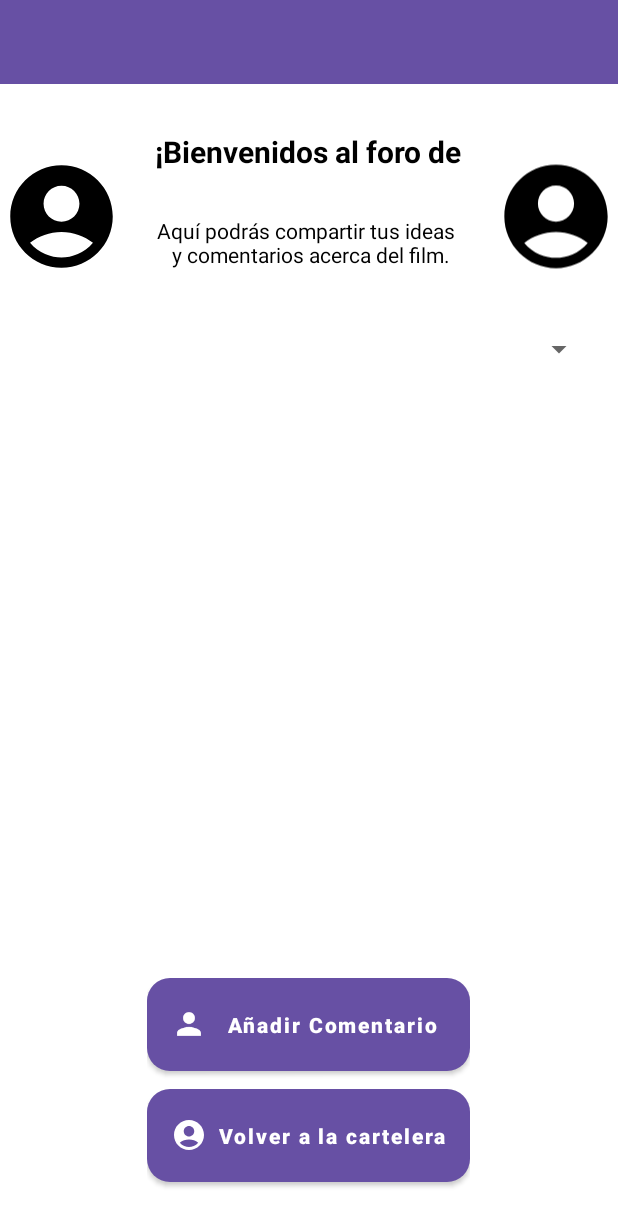
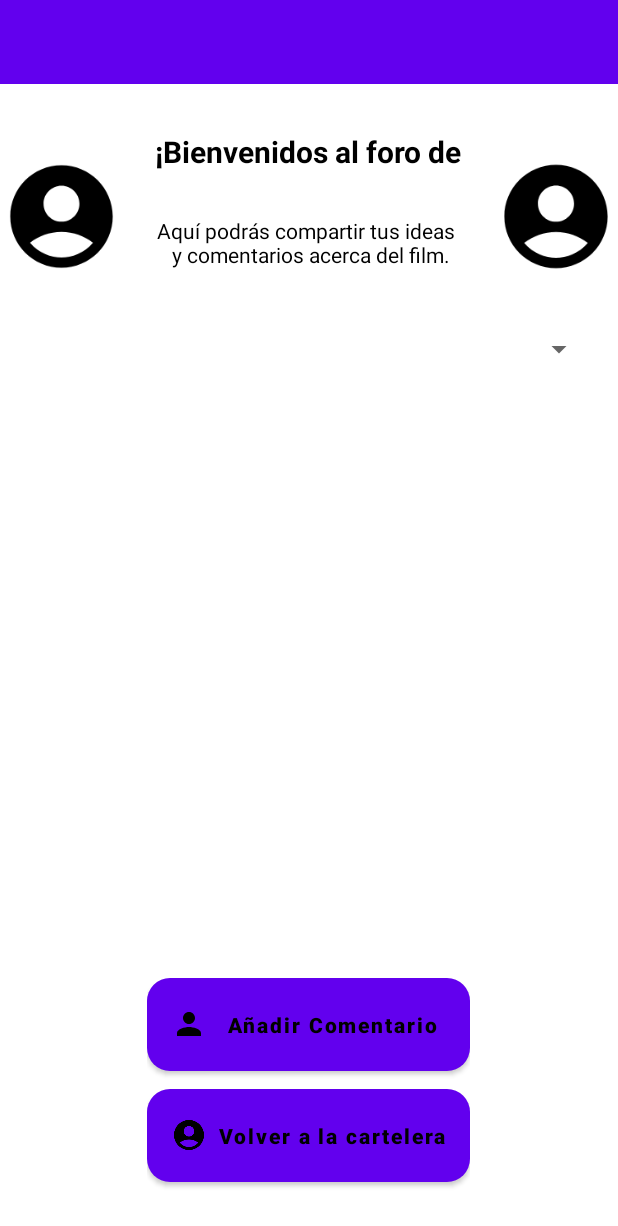
Before and after one commit to HoracioGayoso/KinoApp, an Android app: the layout forum.xml on its own in the app's theme, with its tools: preview values and no code run, on a phone screen of 412 x 824 dp. Shown: the top 1226 px of the screen. Run offline under Robolectric (Android 15) with nearby library versions, the phone set to English and light mode, and no system bars.

Commit message:
Visual issues almost completed.

```diff
--- a/app/src/main/java/com/tpintegrador/kinoapp/ListaPeliculasFragment.java
+++ b/app/src/main/java/com/tpintegrador/kinoapp/ListaPeliculasFragment.java
@@ -1,6 +1,7 @@
 package com.tpintegrador.kinoapp;
 
 import android.content.Context;
+import android.content.res.Configuration;
 import android.os.Bundle;
 import android.view.LayoutInflater;
 import android.view.View;
--- a/app/src/main/res/drawable/circle_shape.xml
+++ b/app/src/main/res/drawable/circle_shape.xml
@@ -1,4 +1,4 @@
 <shape xmlns:android="http://schemas.android.com/apk/res/android"
     android:shape="oval">
-    <solid android:color="@color/violet"/>
+    <solid android:color="?attr/colorPrimary"/>
 </shape>
--- a/app/src/main/res/drawable/fondo_redondeado.xml
+++ b/app/src/main/res/drawable/fondo_redondeado.xml
@@ -2,5 +2,5 @@
 <shape xmlns:android="http://schemas.android.com/apk/res/android"
     android:shape="rectangle">
     <corners android:radius="16dp" />
-    <solid android:color="#F1F1F1" />
+    <solid android:color="?attr/colorSecondaryVariant" />
 </shape>
--- a/app/src/main/res/drawable/fondo_redondeado_violeta.xml
+++ b/app/src/main/res/drawable/fondo_redondeado_violeta.xml
@@ -3,5 +3,5 @@
     android:shape="rectangle">
     <corners android:topLeftRadius="16dp" android:topRightRadius="16dp"  />
 
-    <solid android:color="@color/violet" />
+    <solid android:color="?attr/colorPrimary" />
 </shape>
--- a/app/src/main/res/drawable/ic_baseline_account_circle_24.xml
+++ b/app/src/main/res/drawable/ic_baseline_account_circle_24.xml
@@ -1,5 +1,5 @@
-<vector android:height="24dp" android:tint="#000000"
+<vector android:height="24dp" android:tint="?attr/colorOnSecondary"
     android:viewportHeight="24" android:viewportWidth="24"
     android:width="24dp" xmlns:android="http://schemas.android.com/apk/res/android">
-    <path android:fillColor="@android:color/white" android:pathData="M12,2C6.48,2 2,6.48 2,12s4.48,10 10,10s10,-4.48 10,-10S17.52,2 12,2zM12,6c1.93,0 3.5,1.57 3.5,3.5S13.93,13 12,13s-3.5,-1.57 -3.5,-3.5S10.07,6 12,6zM12,20c-2.03,0 -4.43,-0.82 -6.14,-2.88C7.55,15.8 9.68,15 12,15s4.45,0.8 6.14,2.12C16.43,19.18 14.03,20 12,20z"/>
+    <path android:fillColor="?attr/colorOnSecondary" android:pathData="M12,2C6.48,2 2,6.48 2,12s4.48,10 10,10s10,-4.48 10,-10S17.52,2 12,2zM12,6c1.93,0 3.5,1.57 3.5,3.5S13.93,13 12,13s-3.5,-1.57 -3.5,-3.5S10.07,6 12,6zM12,20c-2.03,0 -4.43,-0.82 -6.14,-2.88C7.55,15.8 9.68,15 12,15s4.45,0.8 6.14,2.12C16.43,19.18 14.03,20 12,20z"/>
 </vector>
--- a/app/src/main/res/drawable/ic_baseline_logout_24.xml
+++ b/app/src/main/res/drawable/ic_baseline_logout_24.xml
@@ -1,5 +1,5 @@
 <vector android:autoMirrored="true" android:height="24dp"
-    android:tint="#000000" android:viewportHeight="24"
+    android:tint="?attr/colorOnSecondary" android:viewportHeight="24"
     android:viewportWidth="24" android:width="24dp" xmlns:android="http://schemas.android.com/apk/res/android">
-    <path android:fillColor="@android:color/white" android:pathData="M17,7l-1.41,1.41L18.17,11H8v2h10.17l-2.58,2.58L17,17l5,-5zM4,5h8V3H4c-1.1,0 -2,0.9 -2,2v14c0,1.1 0.9,2 2,2h8v-2H4V5z"/>
+    <path android:fillColor="?attr/colorOnSecondary" android:pathData="M17,7l-1.41,1.41L18.17,11H8v2h10.17l-2.58,2.58L17,17l5,-5zM4,5h8V3H4c-1.1,0 -2,0.9 -2,2v14c0,1.1 0.9,2 2,2h8v-2H4V5z"/>
 </vector>
--- a/app/src/main/res/drawable/ic_baseline_person_24.xml
+++ b/app/src/main/res/drawable/ic_baseline_person_24.xml
@@ -1,5 +1,5 @@
-<vector android:height="24dp" android:tint="#000000"
+<vector android:height="24dp" android:tint="?attr/colorOnSecondary"
     android:viewportHeight="24" android:viewportWidth="24"
     android:width="24dp" xmlns:android="http://schemas.android.com/apk/res/android">
-    <path android:fillColor="@android:color/white" android:pathData="M12,12c2.21,0 4,-1.79 4,-4s-1.79,-4 -4,-4 -4,1.79 -4,4 1.79,4 4,4zM12,14c-2.67,0 -8,1.34 -8,4v2h16v-2c0,-2.66 -5.33,-4 -8,-4z"/>
+    <path android:fillColor="?attr/colorOnSecondary" android:pathData="M12,12c2.21,0 4,-1.79 4,-4s-1.79,-4 -4,-4 -4,1.79 -4,4 1.79,4 4,4zM12,14c-2.67,0 -8,1.34 -8,4v2h16v-2c0,-2.66 -5.33,-4 -8,-4z"/>
 </vector>
--- a/app/src/main/res/layout/forum.xml
+++ b/app/src/main/res/layout/forum.xml
@@ -54,7 +54,7 @@
                     android:gravity="bottom|center"
                     android:text="¡Bienvenidos al foro de"
                     android:textSize="20dp"
-                    android:textColor="@color/black"
+                    android:textColor="?attr/colorOnSecondary"
                     android:textStyle="bold"/>
             </LinearLayout>
             <LinearLayout
@@ -70,7 +70,7 @@
                     android:layout_height="wrap_content"
                     android:textAlignment="center"
                     android:textSize="20dp"
-                    android:textColor="@color/black"
+                    android:textColor="?attr/colorOnSecondary"
                     android:textStyle="bold"/>
             </LinearLayout>
             <LinearLayout
@@ -87,7 +87,7 @@
                     android:textAlignment="center"
                     android:lines="2"
                     android:text="Aquí podrás compartir tus ideas \n y comentarios acerca del film."
-                    android:textColor="@color/black" />
+                    android:textColor="?attr/colorOnSecondary" />
             </LinearLayout>
         </LinearLayout>
 
@@ -144,12 +144,14 @@
             android:layout_height="0dp"
             android:layout_weight="1"
             android:layout_gravity="center"
-            app:backgroundTint="@color/violet"
+            app:backgroundTint="?attr/colorPrimary"
             android:textStyle="bold"
             android:text="Añadir Comentario"
+            android:textColor="?attr/colorOnSecondary"
             android:textAllCaps="false"
             app:cornerRadius="15dp"
             app:icon="@drawable/ic_baseline_person_24"
+            app:iconTint="?attr/colorOnSecondary"
             />
         <com.google.android.material.button.MaterialButton
             android:id="@+id/volverCartelera"
@@ -158,11 +160,14 @@
             android:layout_weight="1"
 
             android:layout_gravity="center"
-            app:backgroundTint="@color/violet"
+            app:backgroundTint="?attr/colorPrimary"
             android:textStyle="bold"
             android:text="Volver a la cartelera"
+            android:textColor="?attr/colorOnSecondary"
             android:textAllCaps="false"
             app:cornerRadius="15dp"
-            app:icon="@drawable/ic_baseline_account_circle_24"/>
+            app:icon="@drawable/ic_baseline_account_circle_24"
+            app:iconTint="?attr/colorOnSecondary"
+            />
     </LinearLayout>
 </LinearLayout>
--- a/app/src/main/res/layout/funciones_hijo.xml
+++ b/app/src/main/res/layout/funciones_hijo.xml
@@ -20,6 +20,7 @@
             android:layout_height="wrap_content"
             android:padding="2dp"
             android:textSize="18sp"
+            android:textColor="?attr/colorOnSecondary"
             android:textStyle="bold"
             android:textAllCaps="true"/>
         <TextView
@@ -29,6 +30,7 @@
             android:padding="2dp"
             android:textStyle="bold"
             android:textSize="18sp"
+            android:textColor="?attr/colorOnSecondary"
             android:textAllCaps="true"/>
     </LinearLayout>
     <LinearLayout
@@ -41,9 +43,10 @@
             android:id="@+id/reservar_ascientos_button"
             android:layout_width="match_parent"
             android:layout_height="wrap_content"
-            app:backgroundTint="@color/violet"
+            app:backgroundTint="?attr/colorPrimary"
             android:textStyle="bold"
             android:text="Reservar\nAsientos"
+            android:textColor="?attr/colorOnSecondary"
             android:padding="16dp"
             android:textSize="12dp"
             android:textAllCaps="false"
--- a/app/src/main/res/layout/funciones_padre.xml
+++ b/app/src/main/res/layout/funciones_padre.xml
@@ -20,6 +20,7 @@
             android:layout_height="wrap_content"
             android:padding="16dp"
             android:textSize="18sp"
-            android:textStyle="bold" />
+            android:textStyle="bold"
+            android:textColor="?attr/colorOnSecondary"/>
     </LinearLayout>
 </LinearLayout>
--- a/app/src/main/res/layout/publicacion_item.xml
+++ b/app/src/main/res/layout/publicacion_item.xml
@@ -13,7 +13,7 @@
         card_view:cardUseCompatPadding="true"
         card_view:cardCornerRadius="15dp"
         card_view:cardElevation="5dp"
-        app:cardBackgroundColor="#F1F1F1">
+        app:cardBackgroundColor="?attr/colorSecondaryVariant">
         <LinearLayout
             android:layout_width="match_parent"
             android:layout_height="match_parent"
@@ -31,7 +31,7 @@
                     android:layout_height="70dp"
                     android:background="@drawable/circle_shape"
                     android:textSize="40dp"
-                    android:textColor="@color/white"
+                    android:textColor="?attr/colorOnPrimary"
                     android:padding="8dp"
                     android:gravity="center"
                     ></TextView>
@@ -48,6 +48,7 @@
                     android:layout_height="wrap_content"
                     android:textStyle="bold"
                     android:textSize="18dp"
+                    android:textColor="?attr/colorOnSecondary"
                     android:padding="2dp"
                     ></TextView>
                 <TextView
@@ -55,6 +56,7 @@
                     android:layout_width="match_parent"
                     android:layout_height="wrap_content"
                     android:textStyle="bold"
+                    android:textColor="?attr/colorOnSecondary"
                     android:padding="2dp"
                     ></TextView>
             </LinearLayout>
--- a/app/src/main/res/layout/tool_bar.xml
+++ b/app/src/main/res/layout/tool_bar.xml
@@ -8,7 +8,7 @@
         android:id="@+id/toolbar"
         android:layout_width="match_parent"
         android:layout_height="wrap_content"
-        android:background="@color/violet"
+        android:background="?attr/colorPrimary"
         android:elevation="4dp"
         android:minHeight="?attr/actionBarSize"
         android:theme="@style/ThemeOverlay.AppCompat.ActionBar">
@@ -31,7 +31,7 @@
                 android:textSize="30sp"
                 android:textStyle="bold"
                 android:gravity="center"
-                android:textColor="@color/black"></TextView>
+                android:textColor="?attr/colorOnSecondary"></TextView>
             <ImageView
                 android:id="@+id/IconoPerfil"
                 android:layout_width="0sp"
--- a/app/src/main/res/mipmap-anydpi-v26/ic_launcher.xml
+++ b/app/src/main/res/mipmap-anydpi-v26/ic_launcher.xml
@@ -1,5 +1,5 @@
 <?xml version="1.0" encoding="utf-8"?>
 <adaptive-icon xmlns:android="http://schemas.android.com/apk/res/android">
-    <background android:drawable="@drawable/ic_launcher_background" />
-    <foreground android:drawable="@drawable/ic_launcher_foreground" />
+    <background android:drawable="@drawable/background" />
+    <foreground android:drawable="@drawable/cinema" />
 </adaptive-icon>
--- a/app/src/main/res/values-night/themes.xml
+++ b/app/src/main/res/values-night/themes.xml
@@ -7,7 +7,7 @@
         <item name="colorOnPrimary">@color/black</item>
         <!-- Secondary brand color. -->
         <item name="colorSecondary">@color/teal_200</item>
-        <item name="colorSecondaryVariant">@color/teal_200</item>
+        <item name="colorSecondaryVariant">#424242</item>
         <item name="colorOnSecondary">@color/white</item>
         <!-- Status bar color. -->
         <item name="android:statusBarColor">?attr/colorPrimaryVariant</item>
--- a/app/src/main/res/values/themes.xml
+++ b/app/src/main/res/values/themes.xml
@@ -7,7 +7,7 @@
         <item name="colorOnPrimary">@color/white</item>
         <!-- Secondary brand color. -->
         <item name="colorSecondary">@color/teal_200</item>
-        <item name="colorSecondaryVariant">@color/teal_700</item>
+        <item name="colorSecondaryVariant">#F1F1F1</item>
         <item name="colorOnSecondary">@color/black</item>
         <!-- Status bar color. -->
         <item name="android:statusBarColor">?attr/colorPrimaryVariant</item>
```
Also changed, not shown: app/src/main/AndroidManifest.xml (+3 -13 lines), app/src/main/res/layout/login.xml (+30 -28 lines), app/src/main/res/layout/pelicula_item.xml (+7 -5 lines).
